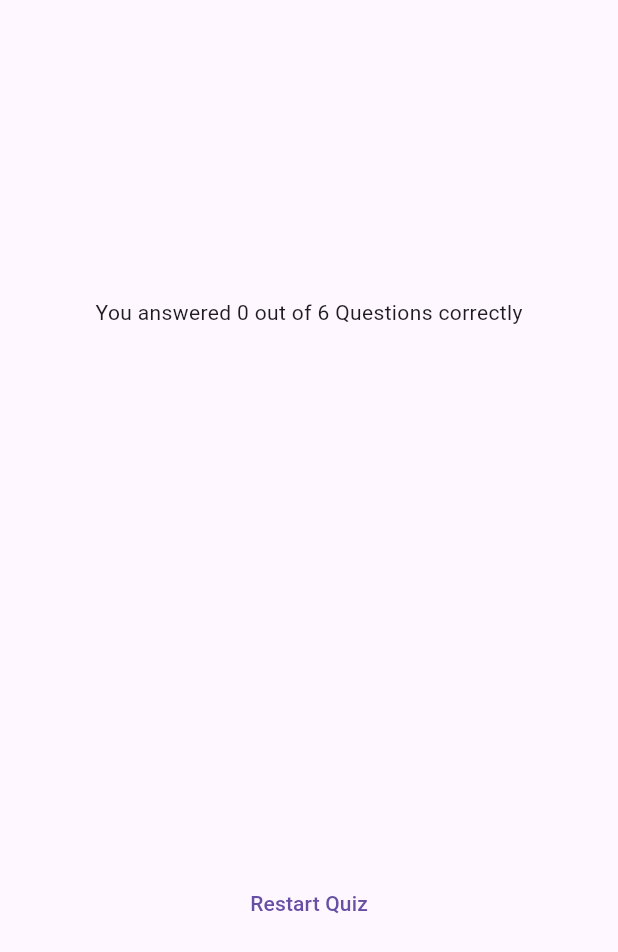
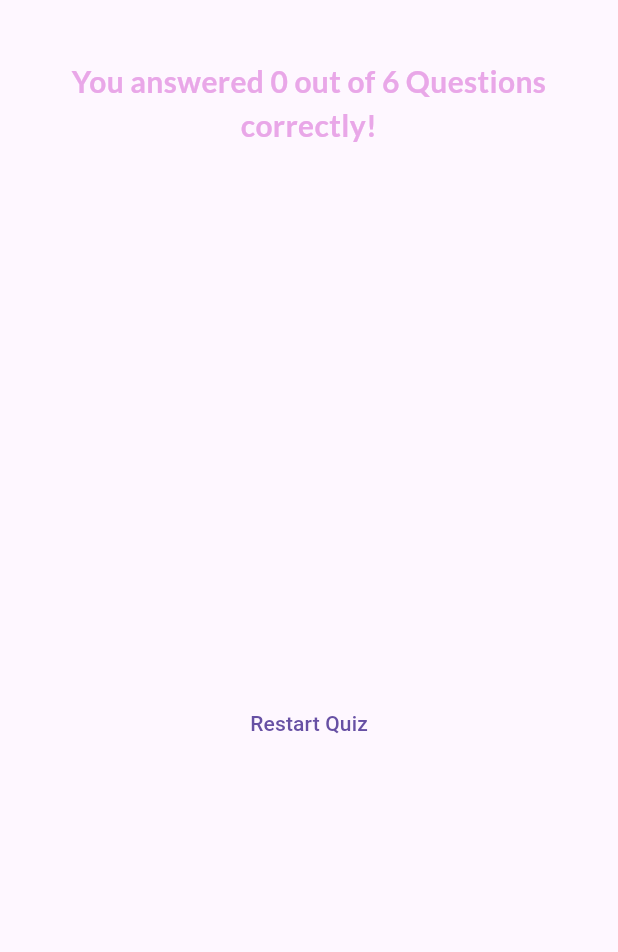
Before and after one commit to MrFarhanKhan007/quiz_app, a Flutter app: the ResultsScreen widget shown alone on an empty page, opened directly with empty values, on a phone screen of 412 x 824 dp. Shown: the top 952 px of the screen. Run offline on Flutter 3.47's test engine with Material 3 defaults, Android fonts, the phone set to English and light mode, and no system bars; our stand-ins replace google_fonts.

```diff
--- a/lib/questions_summary.dart
+++ b/lib/questions_summary.dart
@@ -22,15 +22,20 @@ class QuestionsSummary extends StatelessWidget {
                     Expanded(
                       child: Column(
                         children: [
-                          Text(data["question"] as String),
+                          Text(
+                            data["question"] as String,
+                            textAlign: TextAlign.left,
+                          ),
                           const SizedBox(
                             height: 5,
                           ),
-                          Text(data["correct_answer"] as String),
+                          Text(data["correct_answer"] as String,
+                              textAlign: TextAlign.left),
                           const SizedBox(
                             height: 5,
                           ),
-                          Text(data["user_answer"] as String),
+                          Text(data["user_answer"] as String,
+                              textAlign: TextAlign.left),
                         ],
                       ),
                     )
--- a/lib/quiz.dart
+++ b/lib/quiz.dart
@@ -58,8 +58,8 @@ class _QuizState extends State<Quiz> {
         body: Container(
           decoration: const BoxDecoration(
             gradient: LinearGradient(colors: [
-              Color.fromARGB(255, 100, 37, 210),
-              Color.fromARGB(255, 102, 78, 143),
+              Color.fromARGB(255,72,0,144),
+              Color.fromARGB(255,92,1,158),
             ], begin: Alignment.topLeft, end: Alignment.bottomRight),
           ),
           child: screenWidget,
--- a/lib/results_screen.dart
+++ b/lib/results_screen.dart
@@ -1,4 +1,5 @@
 import 'package:flutter/material.dart';
+import 'package:google_fonts/google_fonts.dart';
 import 'package:quiz_app/data/questions.dart';
 import 'package:quiz_app/questions_summary.dart';
 
@@ -33,12 +34,19 @@ class ResultsScreen extends StatelessWidget {
     return SizedBox(
       width: double.infinity,
       child: Container(
+        alignment: Alignment.bottomRight,
         margin: const EdgeInsets.all(40),
         child: Column(
-          mainAxisAlignment: MainAxisAlignment.center,
           children: [
             Text(
-                "You answered $numCorrectQuestions out of $numTotalQuestions Questions correctly"),
+              "You answered $numCorrectQuestions out of $numTotalQuestions Questions correctly!",
+              textAlign: TextAlign.center,
+              style: GoogleFonts.lato(
+                  color:const Color.fromARGB(255, 233, 167, 232),
+                  fontWeight: FontWeight.bold,
+                  fontSize: 20,
+                ),
+            ),
             const SizedBox(
               height: 30,
             ),
```
